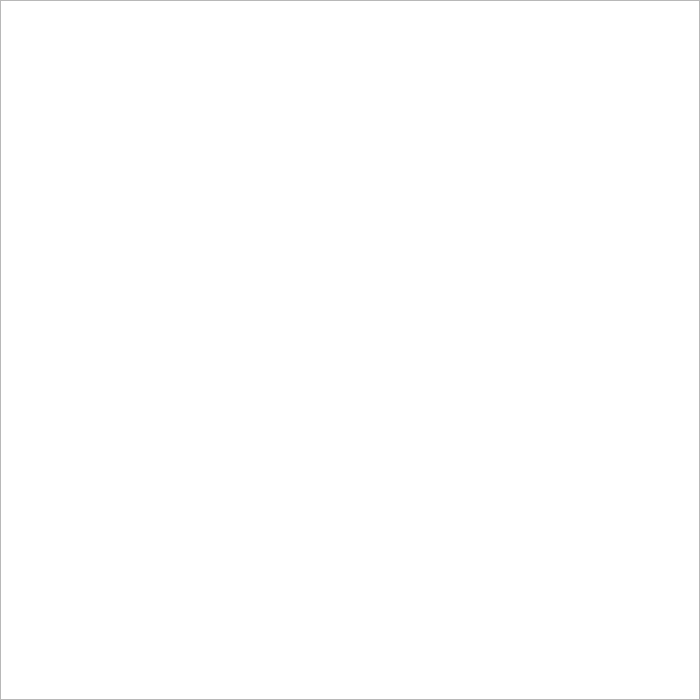
Above: Codificacion/Stage.ui from AmazingJuan/Proyecto-Final before the change. Below: the same form after it.
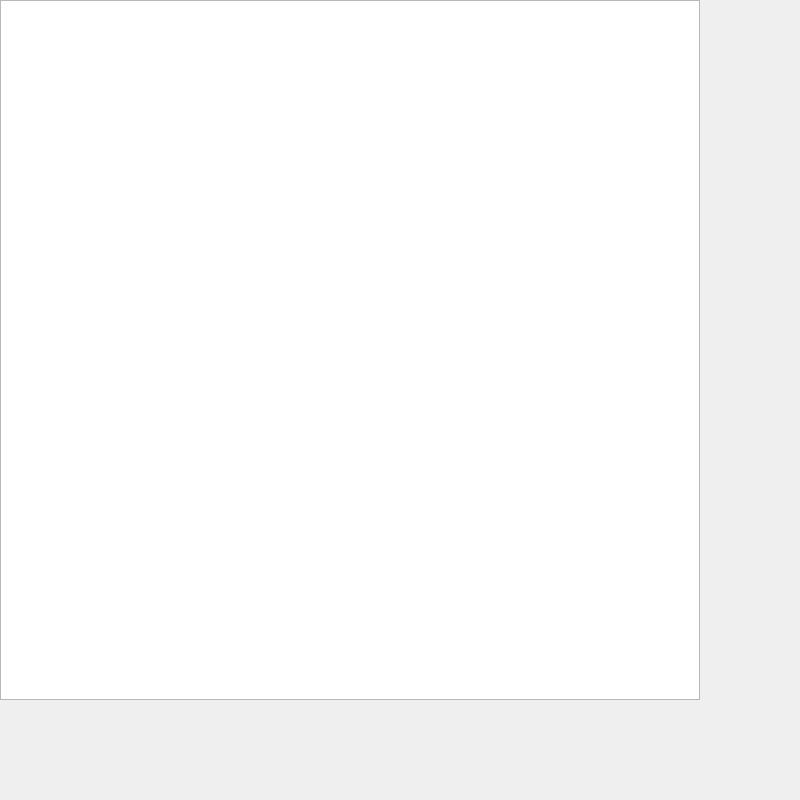
That is the form after the change.

What changed in the file:
```diff
--- a/Codificacion/Stage.ui
+++ b/Codificacion/Stage.ui
@@ -6,8 +6,8 @@
    <rect>
     <x>0</x>
     <y>0</y>
-    <width>700</width>
-    <height>700</height>
+    <width>800</width>
+    <height>800</height>
    </rect>
   </property>
   <property name="windowTitle">
```
